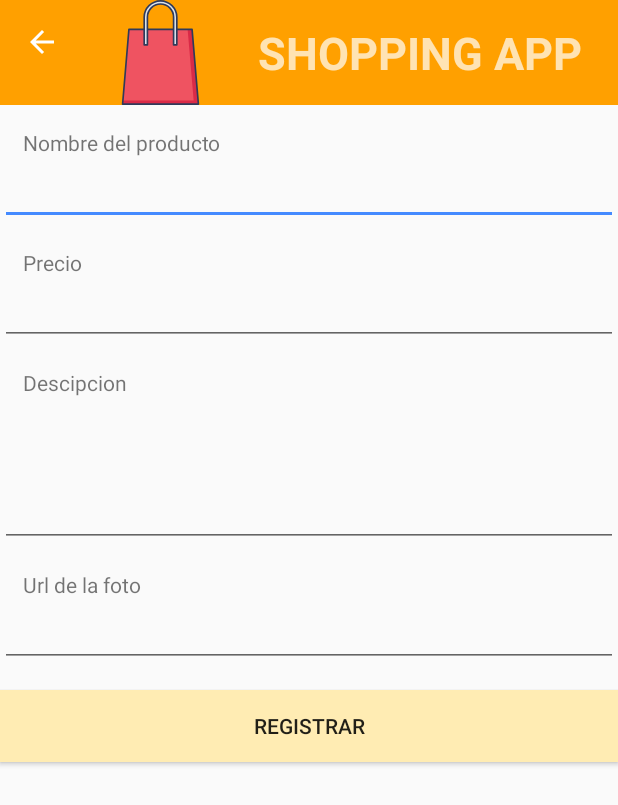
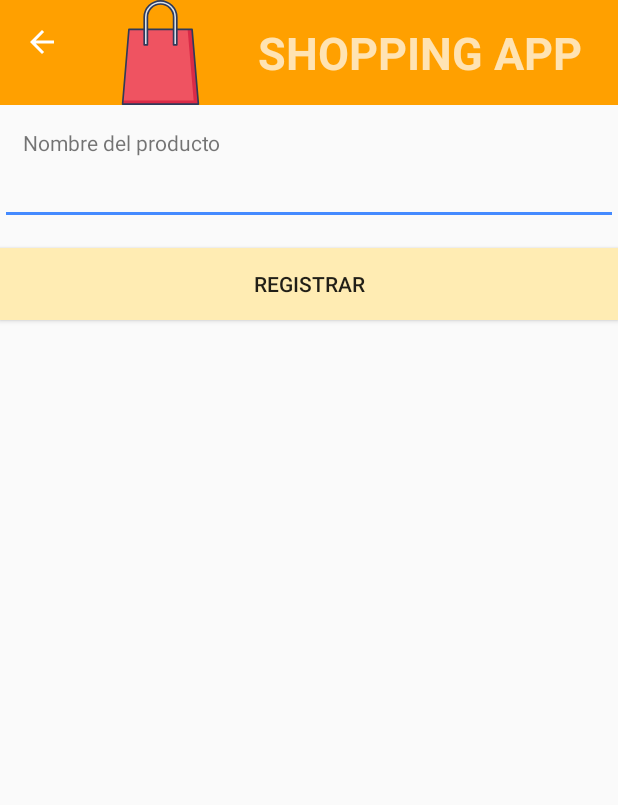
Before and after one commit to gmurgac/carroProd, an Android app: the CrearProductoActivity screen opened directly, with no data from a screen before it, on a phone screen of 412 x 824 dp. Shown: the top 805 px of the screen. Run offline under Robolectric (Android 15) with nearby library versions, the phone set to English and light mode, and no system bars.

Commit message:
Cambiar modelo app a version listado de supermercado
Agregar funcion borrar
Cambiar atributos de registro de producto
Cambiar vistas

```diff
--- a/Fuentes/carroProd/app/src/main/java/cl/inacap/carroprod/CrearProductoActivity.java
+++ b/Fuentes/carroProd/app/src/main/java/cl/inacap/carroprod/CrearProductoActivity.java
@@ -9,6 +9,7 @@ import android.view.View;
 import android.widget.Button;
 import android.widget.EditText;
 import android.widget.TextView;
+import android.widget.Toast;
 
 import cl.inacap.carroprod.dao.ProductosDAO;
 import cl.inacap.carroprod.dao.ProductosDAOSqLite;
@@ -17,9 +18,6 @@ import cl.inacap.carroprod.dto.Producto;
 public class CrearProductoActivity extends AppCompatActivity {
     private ProductosDAO prodDAO = new ProductosDAOSqLite(this);
     private EditText nombreProdEv;
-    private EditText precioProdEv;
-    private EditText descripcionProdEv;
-    private EditText urlFoto;
     private Toolbar toolbar;
     private Button agregar;
 
@@ -33,9 +31,7 @@ public class CrearProductoActivity extends AppCompatActivity {
         super.onCreate(savedInstanceState);
         setContentView(R.layout.activity_crear_producto);
         this.nombreProdEv = findViewById(R.id.nombre_prod_edit_txt);
-        this.precioProdEv = findViewById(R.id.precio_editTxt);
-        this.descripcionProdEv = findViewById(R.id.descripcion_ev);
-        this.urlFoto = findViewById(R.id.url_foto);
+
         this.agregar = findViewById(R.id.registrar_btn);
         //Referencia al toolbar
         this.toolbar = findViewById(R.id.toolbat);
@@ -47,17 +43,20 @@ public class CrearProductoActivity extends AppCompatActivity {
             @Override
             public void onClick(View view) {
                 //Crear el producto
-                Producto p = new Producto();
-                p.setNombre(nombreProdEv.getText().toString());
-                p.setFoto(urlFoto.getText().toString());
-                p.setDescripcion(descripcionProdEv.getText().toString());
-                p.setPrecio(Integer.parseInt(precioProdEv.getText().toString()));
+                if(nombreProdEv.getText().toString().trim()!="") {
+                    Producto p = new Producto();
+                    p.setNombre(nombreProdEv.getText().toString());
+                    p.setFoto("https://www.nostalgica.cl/wp-content/uploads/2020/05/CAJAS.jpg");
+                    p.setDescripcion("");
+                    p.setPrecio(1);
 
-                //Llamar al DAO
-                prodDAO.save(p);
-                //Enviar al activity principal
-                startActivity(new Intent(CrearProductoActivity.this,MainActivity.class));
-
+                    //Llamar al DAO
+                    prodDAO.save(p);
+                    //Enviar al activity principal
+                    startActivity(new Intent(CrearProductoActivity.this, MainActivity.class));
+                }else{
+                    Toast.makeText(CrearProductoActivity.this,"DEBE INGRESAR NOMBRE",Toast.LENGTH_SHORT).show();
+                }
             }
         });
     }
--- a/Fuentes/carroProd/app/src/main/java/cl/inacap/carroprod/dao/ProductosDAO.java
+++ b/Fuentes/carroProd/app/src/main/java/cl/inacap/carroprod/dao/ProductosDAO.java
@@ -7,4 +7,5 @@ import cl.inacap.carroprod.dto.Producto;
 public interface ProductosDAO {
     Producto save(Producto p);
     List<Producto> getAll();
+    Producto erase(Producto p);
 }
--- a/Fuentes/carroProd/app/src/main/java/cl/inacap/carroprod/dao/ProductosDAOLista.java
+++ b/Fuentes/carroProd/app/src/main/java/cl/inacap/carroprod/dao/ProductosDAOLista.java
@@ -61,4 +61,9 @@ public class ProductosDAOLista implements ProductosDAO {
     public List<Producto> getAll() {
         return productos;
     }
+
+    @Override
+    public Producto erase(Producto p) {
+        return null;
+    }
 }
--- a/Fuentes/carroProd/app/src/main/res/layout/activity_crear_producto.xml
+++ b/Fuentes/carroProd/app/src/main/res/layout/activity_crear_producto.xml
@@ -19,41 +19,7 @@
         android:layout_width="match_parent"
         android:layout_height="wrap_content"
         android:id="@+id/nombre_prod_edit_txt"></EditText>
-    <TextView
-        android:layout_marginLeft="15dp"
-        android:layout_marginTop="15dp"
-        android:layout_width="match_parent"
-        android:layout_height="wrap_content"
-        android:text="@string/precio_prod"></TextView>
-    <EditText
-        android:layout_width="match_parent"
-        android:layout_height="wrap_content"
-        android:id="@+id/precio_editTxt"
-        android:inputType="numberSigned"></EditText>
-    <TextView
-        android:layout_marginLeft="15dp"
-        android:layout_marginTop="15dp"
-        android:layout_width="match_parent"
-        android:layout_height="wrap_content"
-        android:text="@string/descipcion"></TextView>
-    <EditText
-        android:layout_width="match_parent"
-        android:layout_height="wrap_content"
-        android:id="@+id/descripcion_ev"
-        android:inputType="textMultiLine"
-        android:minHeight="@dimen/minimo_alto"></EditText>
 
-    <TextView
-        android:layout_marginLeft="15dp"
-        android:layout_marginTop="15dp"
-        android:layout_width="match_parent"
-        android:layout_height="wrap_content"
-        android:text="Url de la foto"></TextView>
-    <EditText
-        android:layout_width="match_parent"
-        android:layout_height="wrap_content"
-        android:inputType="textUri"
-        android:id="@+id/url_foto"></EditText>
     <Button
         android:layout_marginTop="15dp"
         android:layout_width="match_parent"
--- a/Fuentes/carroProd/app/src/main/res/layout/productos_list.xml
+++ b/Fuentes/carroProd/app/src/main/res/layout/productos_list.xml
@@ -5,7 +5,7 @@
     android:layout_height="match_parent">
     <ImageView
         android:id="@+id/image_prod_pl"
-        android:layout_weight="2"
+        android:layout_weight="5"
         android:layout_width="match_parent"
         android:layout_height="wrap_content"></ImageView>
     <TextView
@@ -14,5 +14,6 @@
         android:layout_width="match_parent"
         android:layout_marginLeft="@dimen/margin_left_prod"
         android:layout_height="wrap_content"
-        android:layout_weight="1"></TextView>
+        android:layout_weight="2"></TextView>
+
 </LinearLayout>
```
Also changed, not shown: Fuentes/carroProd/app/src/main/java/cl/inacap/carroprod/MainActivity.java (+6 -1 lines), Fuentes/carroProd/app/src/main/java/cl/inacap/carroprod/ProductoViewActivity.java (+27 -8 lines), Fuentes/carroProd/app/src/main/java/cl/inacap/carroprod/dao/ProductosDAOSqLite.java (+14 -0 lines), Fuentes/carroProd/app/src/main/res/layout/activity_main.xml (+11 -4 lines), Fuentes/carroProd/app/src/main/res/layout/activity_producto_view.xml (+6 -18 lines).
